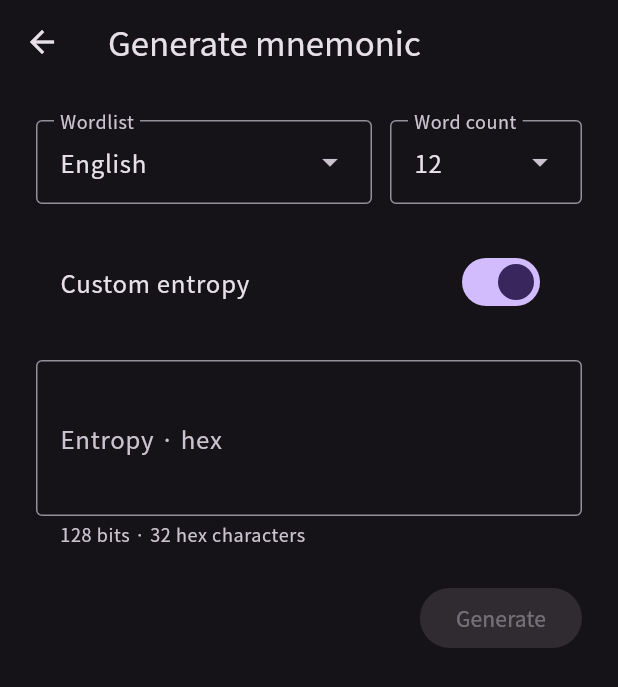
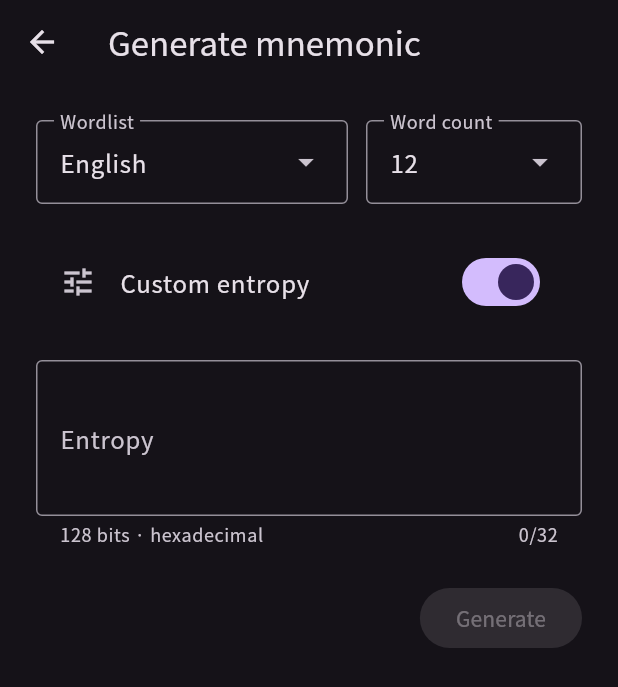
Before and after one commit to Lethephobia/soletheia, a Flutter app: the MnemonicGenerationView screen opened directly, after a tap on "Custom entropy", on a phone screen of 412 x 824 dp. Shown: the top 687 px of the screen. Run offline on Flutter 3.47's test engine with Material 3 defaults, Android fonts, the phone set to English and light mode, and no system bars; our stand-ins replace flutter_riverpod, freezed_annotation, go_router, google_fonts, material_ui and 1 more; missing offline and left inert: dart:ffi, flutter_rust_bridge; generated files the repository leaves out were written again; statements that could not run were skipped.

Commit message:
feat(wallet): improve custom entropy input in the mnemonic form

```diff
--- a/apps/soletheia_wallet/app/lib/l10n/app_en.arb
+++ b/apps/soletheia_wallet/app/lib/l10n/app_en.arb
@@ -74,7 +74,7 @@
   "@mnemonicGenerationCustomEntropyLabel": {
     "description": "Switch to supply hexadecimal entropy instead of random entropy."
   },
-  "mnemonicGenerationEntropyLabel": "Entropy · hex",
+  "mnemonicGenerationEntropyLabel": "Entropy",
   "@mnemonicGenerationEntropyLabel": {
     "description": "Label for the custom BIP-39 entropy hexadecimal input."
   },
@@ -126,14 +126,11 @@
   "@mnemonicWordlistPortuguese": {
     "description": "Name of the Portuguese BIP-39 wordlist, independent of the app locale."
   },
-  "mnemonicGenerationEntropyHint": "{bits} bits · {length} hex characters",
+  "mnemonicGenerationEntropyHint": "{bits} bits · hexadecimal",
   "@mnemonicGenerationEntropyHint": {
     "description": "Required entropy size for the selected mnemonic length.",
     "placeholders": {
       "bits": {
-        "type": "int"
-      },
-      "length": {
         "type": "int"
       }
     }
--- a/apps/soletheia_wallet/app/lib/theme/app_theme.dart
+++ b/apps/soletheia_wallet/app/lib/theme/app_theme.dart
@@ -6,6 +6,9 @@ abstract final class AppTheme {
     final base = ThemeData(
       brightness: Brightness.dark,
       colorSchemeSeed: Colors.deepPurple,
+      inputDecorationTheme: const InputDecorationThemeData(
+        border: OutlineInputBorder(),
+      ),
     );
 
     return base.copyWith(
--- a/apps/soletheia_wallet/app/lib/view/mnemonic_generation/mnemonic_custom_entropy_field.dart
+++ b/apps/soletheia_wallet/app/lib/view/mnemonic_generation/mnemonic_custom_entropy_field.dart
@@ -1,3 +1,4 @@
+import 'package:flutter/services.dart' show MaxLengthEnforcement;
 import 'package:flutter_riverpod/flutter_riverpod.dart';
 import 'package:material_ui/material_ui.dart';
 
@@ -8,6 +9,7 @@ class MnemonicCustomEntropyField extends ConsumerWidget {
   const MnemonicCustomEntropyField({super.key});
 
   static const double _fieldSpacing = 24;
+  static const _animationDuration = Duration(milliseconds: 200);
   static const int _entropyLines = 3;
 
   @override
@@ -17,37 +19,48 @@ class MnemonicCustomEntropyField extends ConsumerWidget {
     final l10n = AppLocalizations.of(context);
     return Column(
       crossAxisAlignment: CrossAxisAlignment.stretch,
-      spacing: _fieldSpacing,
       children: [
         SwitchListTile(
+          secondary: const Icon(Icons.tune),
           title: Text(l10n.mnemonicGenerationCustomEntropyLabel),
           value: form.customEntropy,
           onChanged: viewModel.setCustomEntropy,
         ),
-        if (form.customEntropy)
-          TextFormField(
+        AnimatedSize(
+          duration: _animationDuration,
+          alignment: Alignment.topCenter,
+          child: form.customEntropy
+              ? Padding(
+                  padding: const EdgeInsets.only(top: _fieldSpacing),
+                  child: TextFormField(
                     initialValue: form.entropy,
                     onChanged: viewModel.setEntropy,
                     minLines: _entropyLines,
                     maxLines: _entropyLines,
+                    maxLength: form.hexLength,
+                    maxLengthEnforcement: MaxLengthEnforcement.none,
                     autocorrect: false,
                     enableSuggestions: false,
-            spellCheckConfiguration: const SpellCheckConfiguration.disabled(),
+                    spellCheckConfiguration:
+                        const SpellCheckConfiguration.disabled(),
                     autovalidateMode: AutovalidateMode.onUserInteraction,
                     decoration: InputDecoration(
-              border: const OutlineInputBorder(),
                       labelText: l10n.mnemonicGenerationEntropyLabel,
                       helperText: l10n.mnemonicGenerationEntropyHint(
                         form.entropyBits,
-                form.hexLength,
                       ),
                     ),
                     validator: (value) {
                       if (!form.isValidEntropy(value)) {
-                return l10n.mnemonicGenerationEntropyError(form.hexLength);
+                        return l10n.mnemonicGenerationEntropyError(
+                          form.hexLength,
+                        );
                       }
                       return null;
                     },
+                  ),
+                )
+              : const SizedBox.shrink(),
         ),
       ],
     );
--- a/apps/soletheia_wallet/app/lib/view/mnemonic_generation/mnemonic_generation_view.dart
+++ b/apps/soletheia_wallet/app/lib/view/mnemonic_generation/mnemonic_generation_view.dart
@@ -16,7 +16,7 @@ class MnemonicGenerationView extends ConsumerWidget {
   static const double _wideTopPadding = 48;
   static const double _fieldSpacing = 12;
   static const double _sectionSpacing = 24;
-  static const double _wordCountWidth = 128;
+  static const double _wordCountWidth = 144;
 
   @override
   Widget build(BuildContext context, WidgetRef ref) {
--- a/apps/soletheia_wallet/app/lib/view/mnemonic_generation/mnemonic_generation_view_model.dart
+++ b/apps/soletheia_wallet/app/lib/view/mnemonic_generation/mnemonic_generation_view_model.dart
@@ -4,14 +4,14 @@ import 'package:application/mnemonic.dart';
 import 'package:riverpod_annotation/riverpod_annotation.dart';
 
 import '../../mnemonic.dart';
-import 'mnemonic_generation_state.dart';
+import 'mnemonic_generation_view_state.dart';
 
 part 'mnemonic_generation_view_model.g.dart';
 
 @riverpod
 class MnemonicGenerationViewModel extends _$MnemonicGenerationViewModel {
   @override
-  MnemonicGenerationState build() => const MnemonicGenerationState();
+  MnemonicGenerationViewState build() => const MnemonicGenerationViewState();
 
   void selectWordlist(MnemonicWordlist? value) {
     if (value != null) {
@@ -50,7 +50,7 @@ class MnemonicGenerationViewModel extends _$MnemonicGenerationViewModel {
     }
   }
 
-  static MnemonicEntropy _parseEntropy(MnemonicGenerationState form) {
+  static MnemonicEntropy _parseEntropy(MnemonicGenerationViewState form) {
     final hex = form.entropy.trim();
     final bytes = Uint8List(form.wordCount.entropyBytes);
     for (var i = 0; i < bytes.length; i++) {
```
Also changed, not shown: apps/soletheia_wallet/app/lib/view/mnemonic_generation/mnemonic_generation_view_state.dart (renamed from apps/soletheia_wallet/app/lib/view/mnemonic_generation/mnemonic_generation_state.dart, +5 -5 lines), 1 other file. Lines whose indentation alone changed are shown as unchanged.
